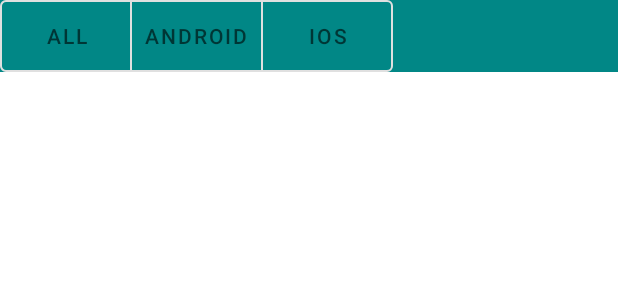
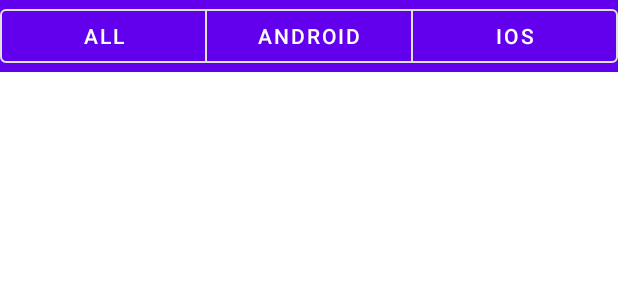
Before and after one commit to bcmelov/EMA-Application, an Android app: the layout user_filter.xml on its own in the app's theme, with its tools: preview values and no code run, on a phone screen of 412 x 824 dp. Shown: the top 300 px of the screen. Run offline under Robolectric (Android 15) with nearby library versions, the phone set to English and light mode, and no system bars.

```diff
--- a/app/src/main/res/layout/activity_main.xml
+++ b/app/src/main/res/layout/activity_main.xml
@@ -14,6 +14,7 @@
         app:layout_constraintTop_toTopOf="parent"
         app:title="@string/app_name" />
 
+
     <androidx.fragment.app.FragmentContainerView
         android:id="@+id/nav_container"
         android:layout_height="0dp"
--- a/app/src/main/res/layout/user_filter.xml
+++ b/app/src/main/res/layout/user_filter.xml
@@ -2,9 +2,8 @@
 <androidx.constraintlayout.widget.ConstraintLayout xmlns:android="http://schemas.android.com/apk/res/android"
     android:layout_width="match_parent"
     android:layout_height="wrap_content"
-    android:background="@color/teal_700"
-    xmlns:app="http://schemas.android.com/apk/res-auto"
-    xmlns:tools="http://schemas.android.com/tools">
+    android:background="@color/purple_500"
+    xmlns:app="http://schemas.android.com/apk/res-auto">
 
     <com.google.android.material.button.MaterialButtonToggleGroup
         android:id="@+id/toggleButtonGroup"
@@ -21,27 +20,30 @@
             style="@style/ToggleButtonWithIconOnly"
             android:layout_width="wrap_content"
             android:layout_height="wrap_content"
-            tools:layout_editor_absoluteX="168dp"
-            tools:layout_editor_absoluteY="153dp"
-            android:text="@string/user_filter_all"/>
+            android:layout_weight="3"
+            android:text="@string/user_filter_all"
+            android:textColor="@color/white"
+            android:onClick="@color/purple_700"/>
 
         <Button
             android:id="@+id/button_android"
             style="@style/ToggleButtonWithIconOnly"
             android:layout_width="wrap_content"
             android:layout_height="wrap_content"
-            tools:layout_editor_absoluteX="173dp"
-            tools:layout_editor_absoluteY="251dp"
-            android:text="@string/user_filter_android"/>
+            android:layout_weight="3"
+            android:text="@string/user_filter_android"
+            android:textColor="@color/white"
+            android:onClick="@color/purple_700"/>
 
         <Button
             android:id="@+id/button_iOs"
             style="@style/ToggleButtonWithIconOnly"
             android:layout_width="wrap_content"
             android:layout_height="wrap_content"
-            tools:layout_editor_absoluteX="166dp"
-            tools:layout_editor_absoluteY="340dp"
-            android:text="@string/user_filter_iOS"/>
+          android:layout_weight="3"
+            android:text="@string/user_filter_iOS"
+            android:textColor="@color/white"
+            android:onClick="@color/purple_700"/>
 
     </com.google.android.material.button.MaterialButtonToggleGroup>
 </androidx.constraintlayout.widget.ConstraintLayout>
--- a/app/src/main/res/values/styles.xml
+++ b/app/src/main/res/values/styles.xml
@@ -36,9 +36,6 @@
 
     <!--toggle button styles: https://gist.github.com/smartherd/86d000ea08092d93863aae10c2c64dcf -->
     <style name="ToggleButtonWithIconOnly" parent="Widget.MaterialComponents.Button.OutlinedButton">
-        <item name="iconPadding">0dp</item>
-        <item name="android:insetTop">0dp</item>
-        <item name="android:insetBottom">0dp</item>
         <item name="android:paddingLeft">@dimen/spacing_small</item>
         <item name="android:paddingRight">@dimen/spacing_small</item>
         <item name="android:height">@dimen/square_icon_small</item>
```
Also changed, not shown: app/src/main/java/com/example/emaapp/view/MainActivity.kt (+11 -1 lines), app/src/main/java/com/example/emaapp/view/UserProfileFragment.kt (+37 -34 lines), app/src/main/java/com/example/emaapp/view/adapter.kt (+25 -1 lines).
